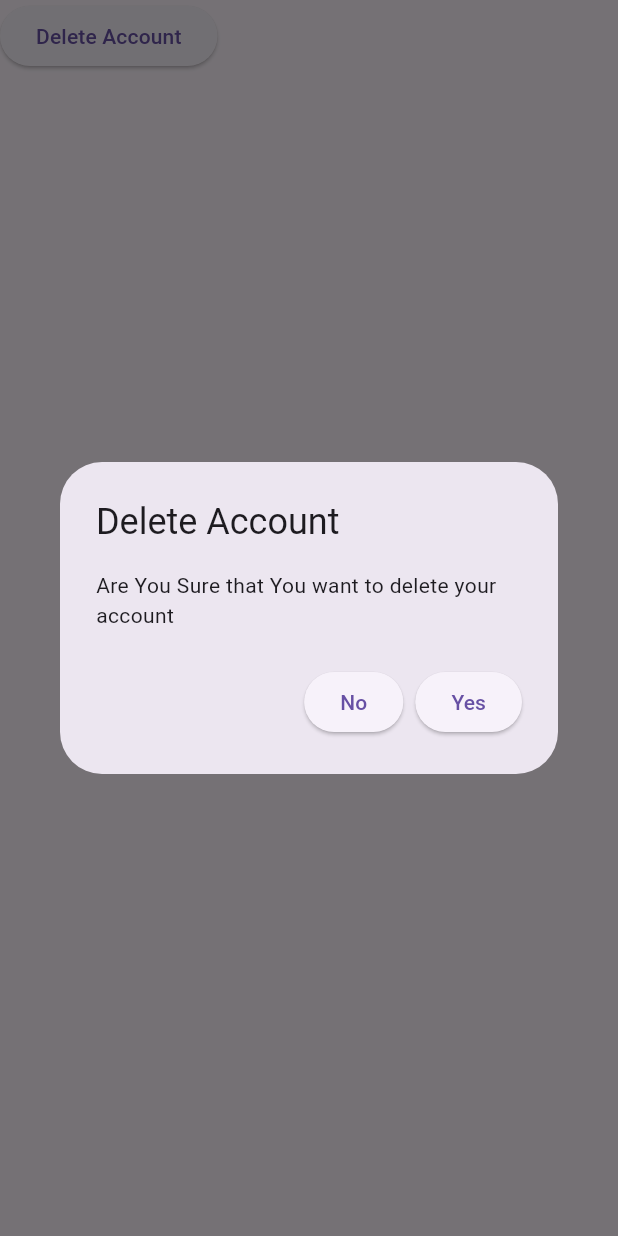
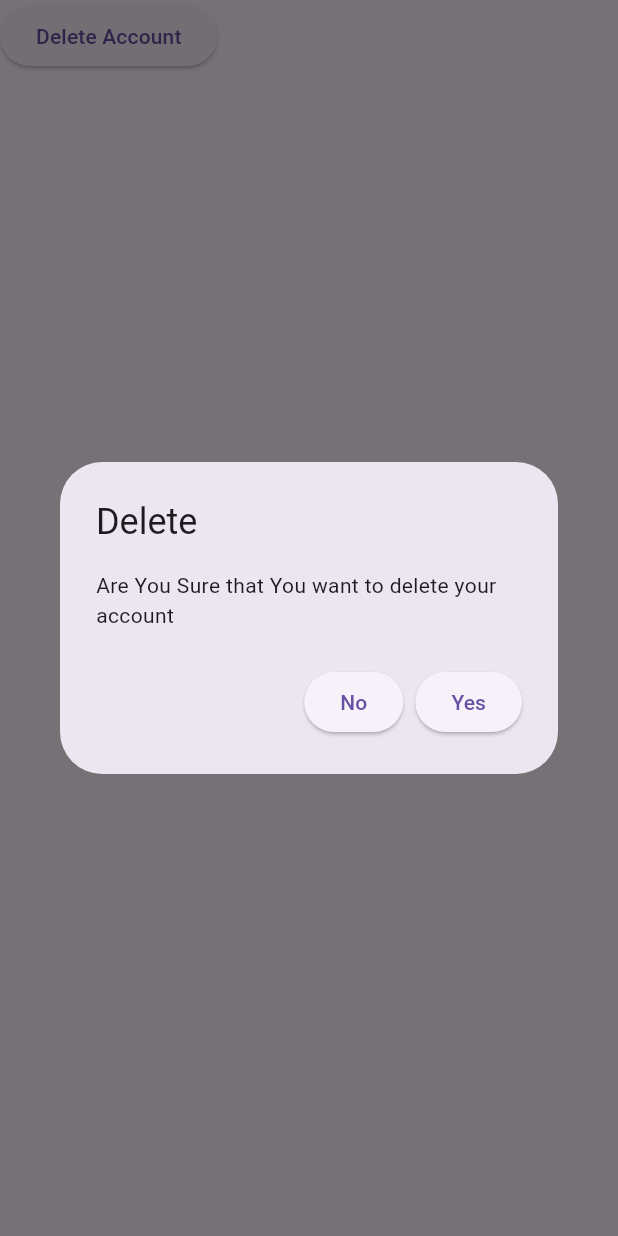
Before and after one commit to snehasawroop534/Alert_dialoge, a Flutter app: the screen it shows after launch, after a tap on "Delete Account", on a phone screen of 412 x 824 dp. Run offline on Flutter 3.47's test engine with Material 3 defaults, Android fonts, the phone set to English and light mode, and no system bars; our stand-ins replace fluttertoast.

Commit message:
change text

```diff
--- a/lib/main.dart
+++ b/lib/main.dart
@@ -34,7 +34,7 @@ class _HomeScreenState extends State<HomeScreen> {
               ElevatedButton(onPressed: () {
                 showDialog(context: context, builder: (context) {
                   return AlertDialog(
-                    title: Text("Delete Account"),
+                    title: Text("Delete "),
                     content: Text("Are You Sure that You want to delete your account"),
                     actions: [
 
```
